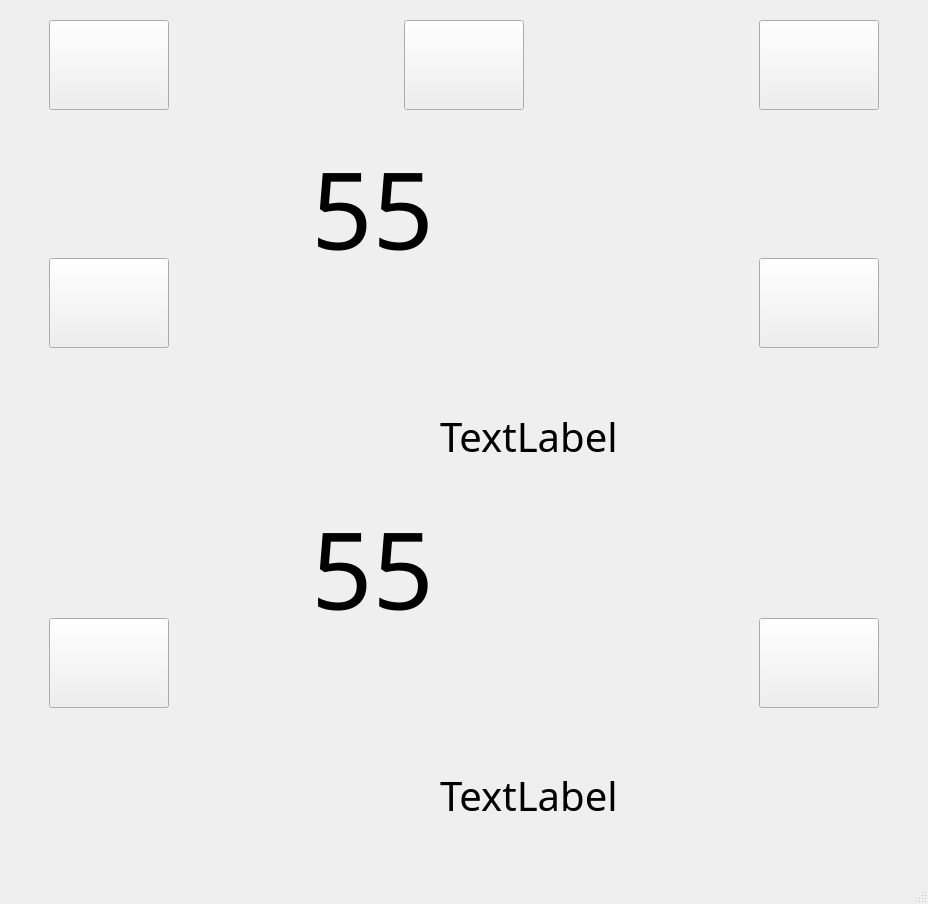
The window that Filler_interface/Window_filler/UI_filler3.ui (TWOKRAI/Filler) describes before a commit, drawn with Qt 5.
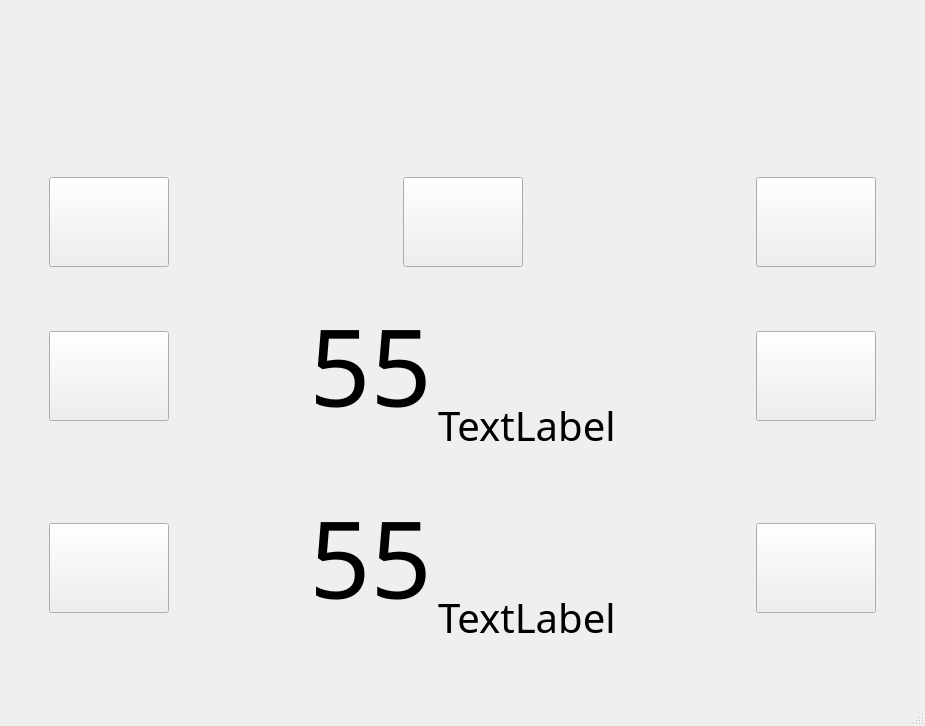
The same window after the commit.

Diff of the .ui file:
```diff
--- a/Filler_interface/Window_filler/UI_filler3.ui
+++ b/Filler_interface/Window_filler/UI_filler3.ui
@@ -6,8 +6,8 @@
    <rect>
     <x>0</x>
     <y>0</y>
-    <width>928</width>
-    <height>904</height>
+    <width>925</width>
+    <height>726</height>
    </rect>
   </property>
   <property name="minimumSize">
@@ -33,7 +33,7 @@
        <enum>Qt::Vertical</enum>
       </property>
       <property name="sizeType">
-       <enum>QSizePolicy::Minimum</enum>
+       <enum>QSizePolicy::Expanding</enum>
       </property>
       <property name="sizeHint" stdset="0">
        <size>
```
Left out of the diff: 2 changed lines with no effect on the pictures.
